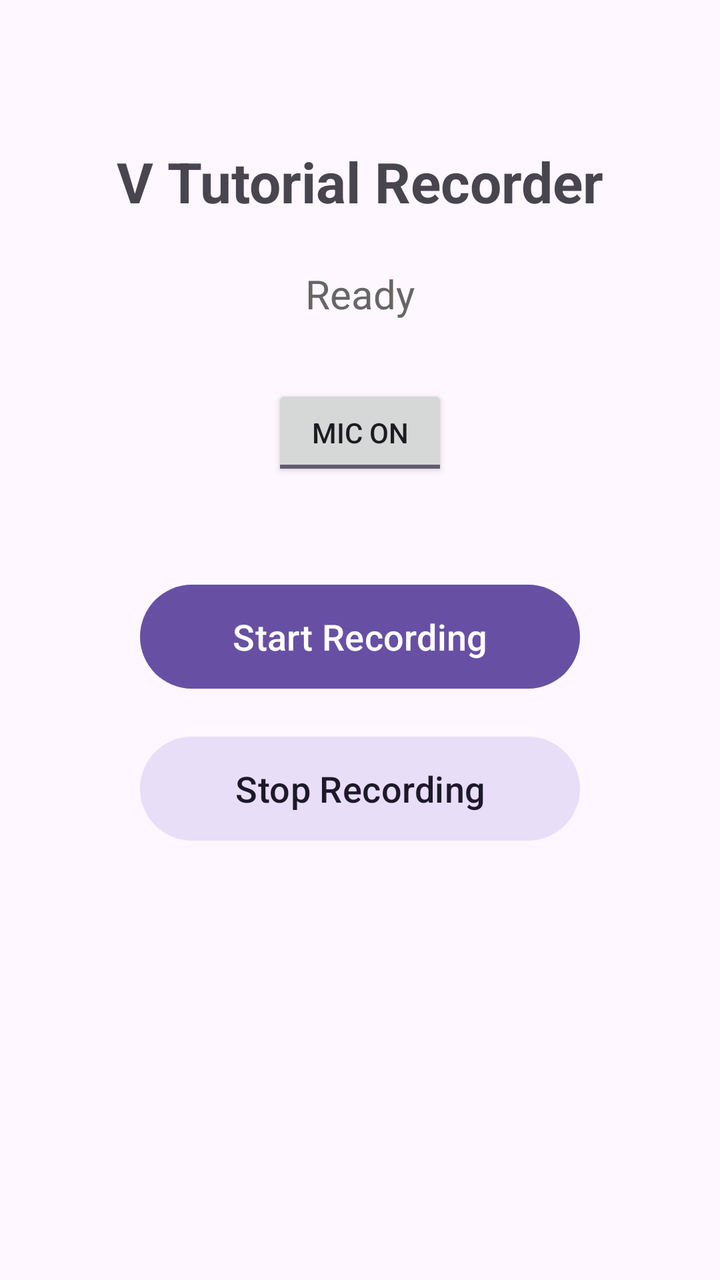
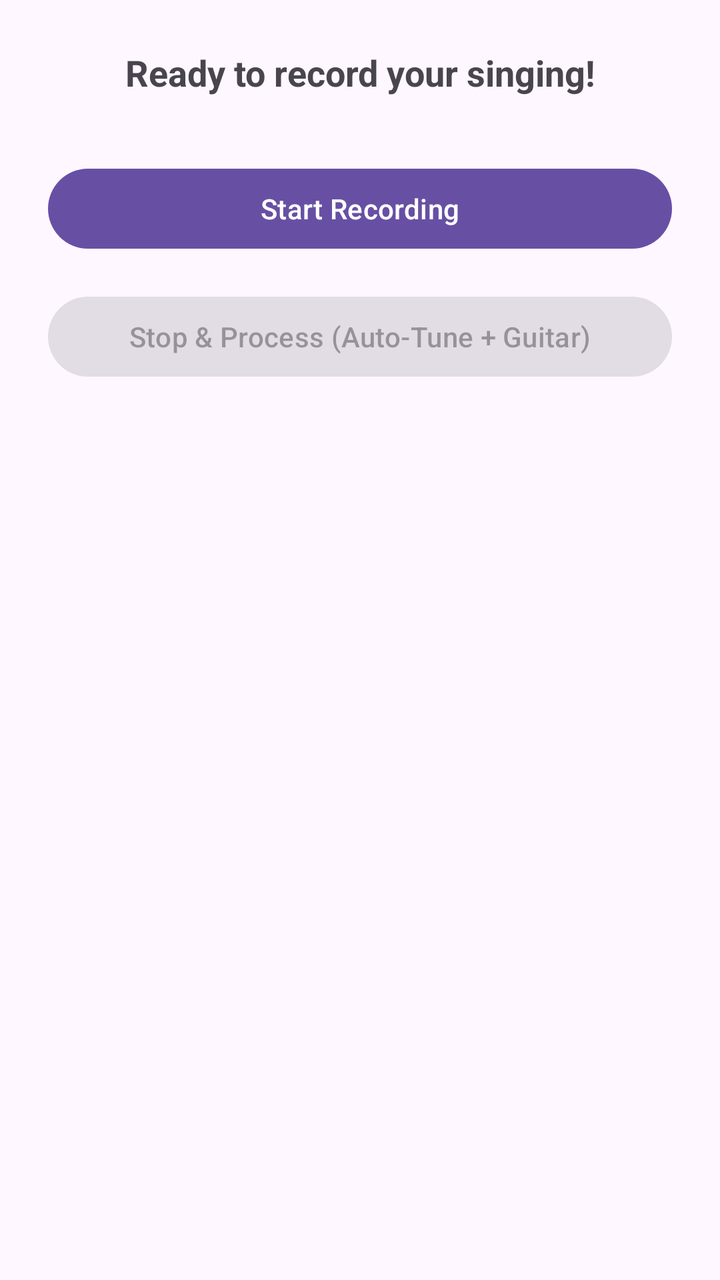

Screens rendered from an Android XML layout before and after an edit, with the pre-edit source and the edit as a unified diff.
<!-- AndroidManifest.xml: application theme Theme.SingSong -->
<!-- res/layout/activity_main.xml -->
<?xml version="1.0" encoding="utf-8"?>

<androidx.constraintlayout.widget.ConstraintLayout 
    xmlns:android="http://schemas.android.com/apk/res/android"
    xmlns:app="http://schemas.android.com/apk/res-auto"
    android:layout_width="match_parent"
    android:layout_height="match_parent"
    android:padding="24dp">

    <TextView
        android:id="@+id/tvTitle"
        android:layout_width="wrap_content"
        android:layout_height="wrap_content"
        android:text="V Tutorial Recorder"
        android:textSize="28sp"
        android:textStyle="bold"
        app:layout_constraintTop_toTopOf="parent"
        app:layout_constraintStart_toStartOf="parent"
        app:layout_constraintEnd_toEndOf="parent"
        android:layout_marginTop="48dp"/>

    <TextView
        android:id="@+id/tvStatus"
        android:layout_width="wrap_content"
        android:layout_height="wrap_content"
        android:text="Ready"
        android:textSize="20sp"
        android:textColor="#666666"
        app:layout_constraintTop_toBottomOf="@id/tvTitle"
        app:layout_constraintStart_toStartOf="parent"
        app:layout_constraintEnd_toEndOf="parent"
        android:layout_marginTop="24dp"/>

    <ToggleButton
        android:id="@+id/toggleAudio"
        android:layout_width="wrap_content"
        android:layout_height="wrap_content"
        android:textOn="Mic On"
        android:textOff="Mic Off"
        android:checked="true"
        app:layout_constraintTop_toBottomOf="@id/tvStatus"
        app:layout_constraintStart_toStartOf="parent"
        app:layout_constraintEnd_toEndOf="parent"
        android:layout_marginTop="32dp"/>

    <com.google.android.material.button.MaterialButton
        android:id="@+id/btnStart"
        android:layout_width="220dp"
        android:layout_height="60dp"
        android:text="Start Recording"
        android:textSize="18sp"
        app:layout_constraintTop_toBottomOf="@id/toggleAudio"
        app:layout_constraintStart_toStartOf="parent"
        app:layout_constraintEnd_toEndOf="parent"
        android:layout_marginTop="48dp"/>

    <com.google.android.material.button.MaterialButton
        android:id="@+id/btnStop"
        android:layout_width="220dp"
        android:layout_height="60dp"
        android:text="Stop Recording"
        android:textSize="18sp"
        style="@style/Widget.Material3.Button.TonalButton"
        app:layout_constraintTop_toBottomOf="@id/btnStart"
        app:layout_constraintStart_toStartOf="parent"
        app:layout_constraintEnd_toEndOf="parent"
        android:layout_marginTop="16dp"/>

</androidx.constraintlayout.widget.ConstraintLayout>
<!-- resources referenced by this layout -->
<resources>
  <style name="Theme.SingSong" parent="Theme.Material3.DayNight.NoActionBar" />
</resources>

<!-- the commit's change to res/layout/activity_main.xml (unified diff, before → after) -->
@@ -1,69 +1,55 @@
 <?xml version="1.0" encoding="utf-8"?>
 
-<androidx.constraintlayout.widget.ConstraintLayout 
-    xmlns:android="http://schemas.android.com/apk/res/android"
+<androidx.constraintlayout.widget.ConstraintLayout xmlns:android="http://schemas.android.com/apk/res/android"
     xmlns:app="http://schemas.android.com/apk/res-auto"
     android:layout_width="match_parent"
     android:layout_height="match_parent"
     android:padding="24dp">
 
     <TextView
-        android:id="@+id/tvTitle"
-        android:layout_width="wrap_content"
-        android:layout_height="wrap_content"
-        android:text="V Tutorial Recorder"
-        android:textSize="28sp"
-        android:textStyle="bold"
-        app:layout_constraintTop_toTopOf="parent"
-        app:layout_constraintStart_toStartOf="parent"
-        app:layout_constraintEnd_toEndOf="parent"
-        android:layout_marginTop="48dp"/>
-
-    <TextView
         android:id="@+id/tvStatus"
         android:layout_width="wrap_content"
         android:layout_height="wrap_content"
-        android:text="Ready"
-        android:textSize="20sp"
-        android:textColor="#666666"
-        app:layout_constraintTop_toBottomOf="@id/tvTitle"
+        android:text="Ready to record your singing!"
+        android:textSize="18sp"
+        android:textStyle="bold"
+        android:textAlignment="center"
+        app:layout_constraintBottom_toTopOf="@+id/btnRecord"
+        app:layout_constraintEnd_toEndOf="parent"
         app:layout_constraintStart_toStartOf="parent"
+        app:layout_constraintTop_toTopOf="parent"
+        app:layout_constraintVertical_chainStyle="packed" />
+
+    <Button
+        android:id="@+id/btnRecord"
+        android:layout_width="0dp"
+        android:layout_height="wrap_content"
+        android:layout_marginTop="32dp"
+        android:text="Start Recording"
         app:layout_constraintEnd_toEndOf="parent"
-        android:layout_marginTop="24dp"/>
+        app:layout_constraintStart_toStartOf="parent"
+        app:layout_constraintTop_toBottomOf="@+id/tvStatus" />
 
-    <ToggleButton
-        android:id="@+id/toggleAudio"
-        android:layout_width="wrap_content"
+    <Button
+        android:id="@+id/btnStop"
+        android:layout_width="0dp"
         android:layout_height="wrap_content"
-        android:textOn="Mic On"
-        android:textOff="Mic Off"
-        android:checked="true"
-        app:layout_constraintTop_toBottomOf="@id/tvStatus"
+        android:layout_marginTop="16dp"
+        android:text="Stop &amp; Process (Auto-Tune + Guitar)"
+        android:enabled="false"
+        app:layout_constraintEnd_toEndOf="parent"
         app:layout_constraintStart_toStartOf="parent"
+        app:layout_constraintTop_toBottomOf="@+id/btnRecord" />
+
+    <ProgressBar
+        android:id="@+id/progressBar"
+        style="?android:attr/progressBarStyleHorizontal"
+        android:layout_width="0dp"
+        android:layout_height="wrap_content"
+        android:layout_marginTop="24dp"
+        android:visibility="gone"
         app:layout_constraintEnd_toEndOf="parent"
-        android:layout_marginTop="32dp"/>
-
-    <com.google.android.material.button.MaterialButton
-        android:id="@+id/btnStart"
-        android:layout_width="220dp"
-        android:layout_height="60dp"
-        android:text="Start Recording"
-        android:textSize="18sp"
-        app:layout_constraintTop_toBottomOf="@id/toggleAudio"
         app:layout_constraintStart_toStartOf="parent"
-        app:layout_constraintEnd_toEndOf="parent"
-        android:layout_marginTop="48dp"/>
-
-    <com.google.android.material.button.MaterialButton
-        android:id="@+id/btnStop"
-        android:layout_width="220dp"
-        android:layout_height="60dp"
-        android:text="Stop Recording"
-        android:textSize="18sp"
-        style="@style/Widget.Material3.Button.TonalButton"
-        app:layout_constraintTop_toBottomOf="@id/btnStart"
-        app:layout_constraintStart_toStartOf="parent"
-        app:layout_constraintEnd_toEndOf="parent"
-        android:layout_marginTop="16dp"/>
+        app:layout_constraintTop_toBottomOf="@+id/btnStop" />
 
 </androidx.constraintlayout.widget.ConstraintLayout>
